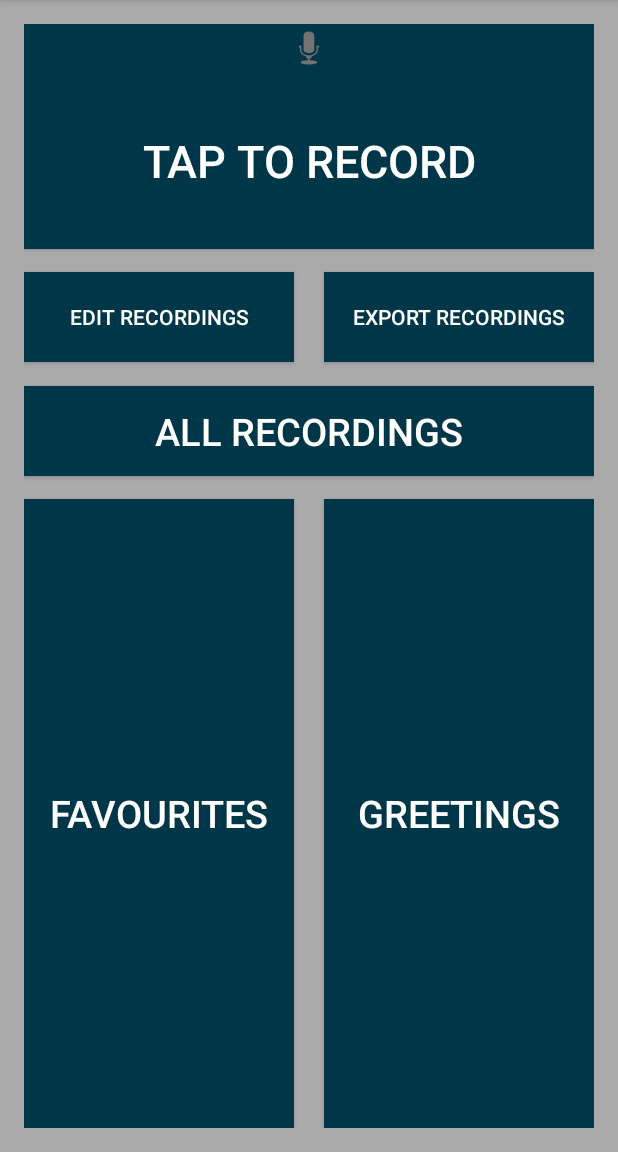
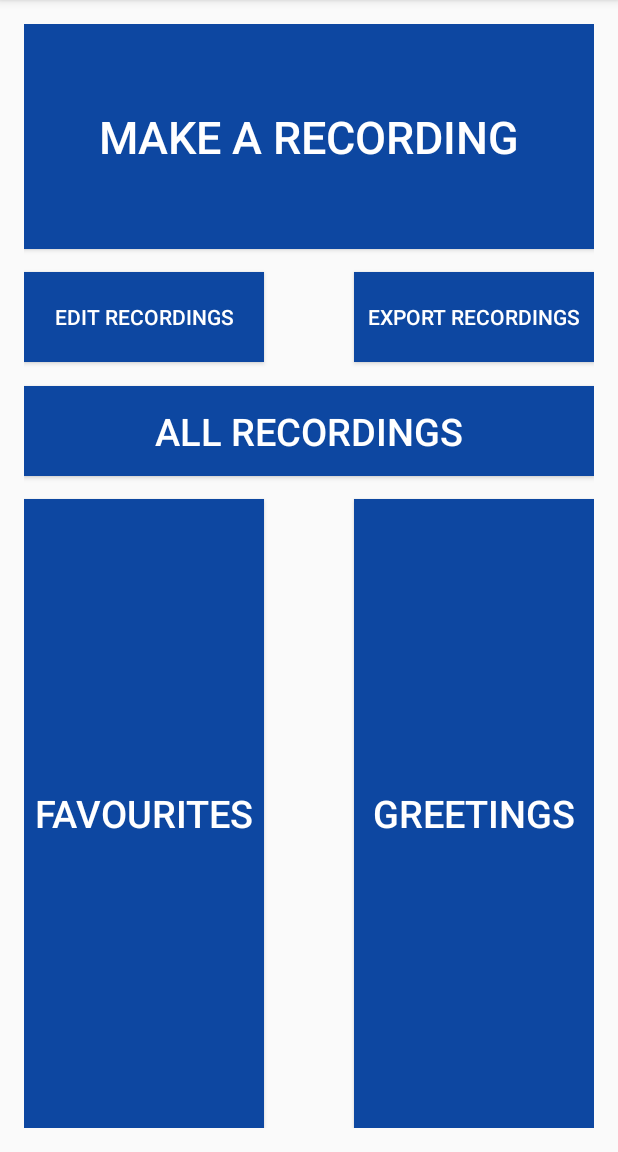
Before and after one commit to Donegaan/group4-SpeechTherapy, an Android app: the screen it shows after launch (Homepage), on a phone screen of 412 x 824 dp, the part 84-1236 px from its top. Run offline under Robolectric (Android 15) with nearby library versions, the phone set to English and light mode, and no system bars.

Commit message:
Added simple record page, button pressing, ripple animation and colour scheme.

```diff
--- a/group04-SpeachTherapyApp/app/src/main/AndroidManifest.xml
+++ b/group04-SpeachTherapyApp/app/src/main/AndroidManifest.xml
@@ -15,9 +15,10 @@
                 <category android:name="android.intent.category.LAUNCHER" />
             </intent-filter>
         </activity>
-        <activity android:name=".Record" />
+        <activity android:name=".Record"
+            android:label="@string/Recorder"/>
         <activity android:name=".Categories" />
-        <activity android:name=".AddCategory"></activity>
+        <activity android:name=".AddCategory" />
     </application>
 
 </manifest>
--- /dev/null
+++ b/group04-SpeachTherapyApp/app/src/main/res/drawable/ripple_effect.xml
@@ -0,0 +1,11 @@
+<?xml version="1.0" encoding="utf-8"?>
+<ripple xmlns:android="http://schemas.android.com/apk/res/android"
+    xmlns:tools="http://schemas.android.com/tools"
+    android:color="@color/ripple"
+    tools:targetApi="lollipop">
+    <item android:id="@android:id/mask">
+        <shape android:shape="rectangle">
+            <solid android:color="@color/buttonColour" />
+        </shape>
+    </item>
+</ripple>
--- a/group04-SpeachTherapyApp/app/src/main/res/layout/activity_homepage.xml
+++ b/group04-SpeachTherapyApp/app/src/main/res/layout/activity_homepage.xml
@@ -9,7 +9,7 @@
     android:paddingLeft="@dimen/activity_horizontal_margin"
     android:paddingRight="@dimen/activity_horizontal_margin"
     android:paddingTop="@dimen/activity_vertical_margin"
-    android:background="@android:color/darker_gray"
+
     tools:context="com.example.sweng04.speachtherapyapp.Homepage">
 
 
@@ -17,50 +17,51 @@
     <Button
         android:layout_width="match_parent"
         android:layout_height="150sp"
-        android:id="@+id/button"
-        android:background="#003748"
+        android:id="@+id/recButton"
+        android:background="@color/buttonColour"
+        android:foreground="@drawable/ripple_effect"
+        android:text="@string/make_rec"
+        android:textColor="#FFFFFF"
+        android:textSize="30sp"
         android:layout_alignParentTop="true"
-        android:layout_centerHorizontal="true"
-        android:drawableTop="@android:drawable/ic_btn_speak_now"
-        android:text="@string/rec"
-        android:textColor="#FFFFFF"
-        android:textSize="30dp" />
+        android:onClick="makeRecordClicked"/>
+
 
     <!--All recordings Button-->
     <Button
         android:layout_width="match_parent"
         android:layout_height="60sp"
-        android:id="@+id/imageButton"
-        android:background="#003748"
+        android:id="@+id/allRecs"
+        android:background="@color/buttonColour"
         android:text="@string/all_recordings"
         android:textColor="#FFFFFF"
-        android:textSize="25dp"
+        android:textSize="25sp"
         android:layout_marginTop="16dp"
-        android:layout_below="@+id/button4"
+        android:layout_below="@+id/exportButton"
         android:layout_alignParentLeft="true"
-        android:layout_alignParentStart="true" />
+        android:layout_alignParentStart="true"/>
 
     <!--Export Button-->
     <Button
         android:text="@string/exp_rec"
-        android:background="#003748"
+        android:background="@color/buttonColour"
         android:textColor="#FFFFFF"
-        android:layout_width="180sp"
+        android:layout_width="160sp"
         android:layout_height="60sp"
-        android:id="@+id/button4"
-        android:layout_alignTop="@+id/button1"
+        android:id="@+id/exportButton"
+        android:layout_alignTop="@+id/editButton"
         android:layout_alignParentRight="true"
         android:layout_alignParentEnd="true" />
 
     <!--Edit Button-->
     <Button
         android:text="@string/edit_rec"
-        android:background="#003748"
+        android:background="@color/buttonColour"
         android:textColor="#FFFFFF"
-        android:layout_width="180sp"
+        android:layout_width="160sp"
         android:layout_height="60sp"
-        android:id="@+id/button1"
-        android:layout_below="@+id/button"
+        android:id="@+id/editButton"
+        android:layout_below="@+id/recButton"
         android:layout_alignParentLeft="true"
         android:layout_alignParentStart="true"
         android:layout_marginTop="15dp" />
@@ -69,33 +70,34 @@
     <Button
         android:text="@string/Greetings"
         android:textColor="#FFFFFF"
-        android:background="#003748"
+        android:background="@color/buttonColour"
         android:layout_width="wrap_content"
         android:layout_height="100sp"
-        android:textSize="25dp"
-        android:id="@+id/button3"
+        android:textSize="25sp"
+        android:id="@+id/button1"
         android:layout_alignParentBottom="true"
         android:layout_alignParentRight="true"
         android:layout_alignParentEnd="true"
-        android:layout_alignLeft="@+id/button4"
-        android:layout_alignTop="@+id/button7" />
+        android:layout_alignStart="@+id/exportButton"
+        android:layout_alignLeft="@+id/exportButton"
+        android:layout_alignTop="@+id/favButton" />
 
     <!--Favourite Button-->
     <Button
         android:text="@string/Favourites"
-        android:background="#003748"
+        android:background="@color/buttonColour"
         android:textColor="#FFFFFF"
         android:layout_width="wrap_content"
         android:layout_height="wrap_content"
-        android:layout_below="@+id/imageButton"
+        android:layout_below="@+id/allRecs"
         android:layout_alignParentLeft="true"
         android:layout_alignParentStart="true"
         android:layout_marginTop="15dp"
-        android:id="@+id/button7"
-        android:textSize="25dp"
+        android:id="@+id/favButton"
+        android:textSize="25sp"
         android:layout_alignParentBottom="true"
-        android:layout_alignRight="@+id/button1"
-        android:layout_alignEnd="@+id/button1" />
+        android:layout_alignRight="@+id/editButton"
+        android:layout_alignEnd="@+id/editButton" />
 
 
 </RelativeLayout>
--- a/group04-SpeachTherapyApp/app/src/main/res/values/colors.xml
+++ b/group04-SpeachTherapyApp/app/src/main/res/values/colors.xml
@@ -3,4 +3,6 @@
     <color name="colorPrimary">#3F51B5</color>
     <color name="colorPrimaryDark">#303F9F</color>
     <color name="colorAccent">#FF4081</color>
+    <color name="buttonColour">#0D47A1</color>
+    <color name="ripple">#BBDEFB</color>
 </resources>
--- a/group04-SpeachTherapyApp/app/src/main/res/values/strings.xml
+++ b/group04-SpeachTherapyApp/app/src/main/res/values/strings.xml
@@ -1,10 +1,15 @@
 <resources>
     <string name="app_name">SpeachTherapyApp</string>
     <string name="title_activity_record">Record</string>
+    <string name="Recordings">Recordings</string>
     <string name="all_recordings">All Recordings</string>
     <string name="edit_rec">Edit Recordings</string>
     <string name="exp_rec">Export Recordings</string>
     <string name="rec">Tap to Record</string>
     <string name="Favourites">Favourites</string>
     <string name="Greetings">Greetings</string>
+    <string name="make_rec">Make a Recording</string>
+    <string name="Recorder">Recorder</string>
+    <string name="Back">Back</string>
+    <string name="RecName">Enter recording name</string>
 </resources>
```
Also changed, not shown: group04-SpeachTherapyApp/app/src/main/java/com/example/sweng04/speachtherapyapp/Homepage.java (+9 -0 lines), group04-SpeachTherapyApp/app/src/main/java/com/example/sweng04/speachtherapyapp/Record.java (+8 -0 lines), group04-SpeachTherapyApp/app/src/main/res/layout/activity_record.xml (+57 -2 lines).
